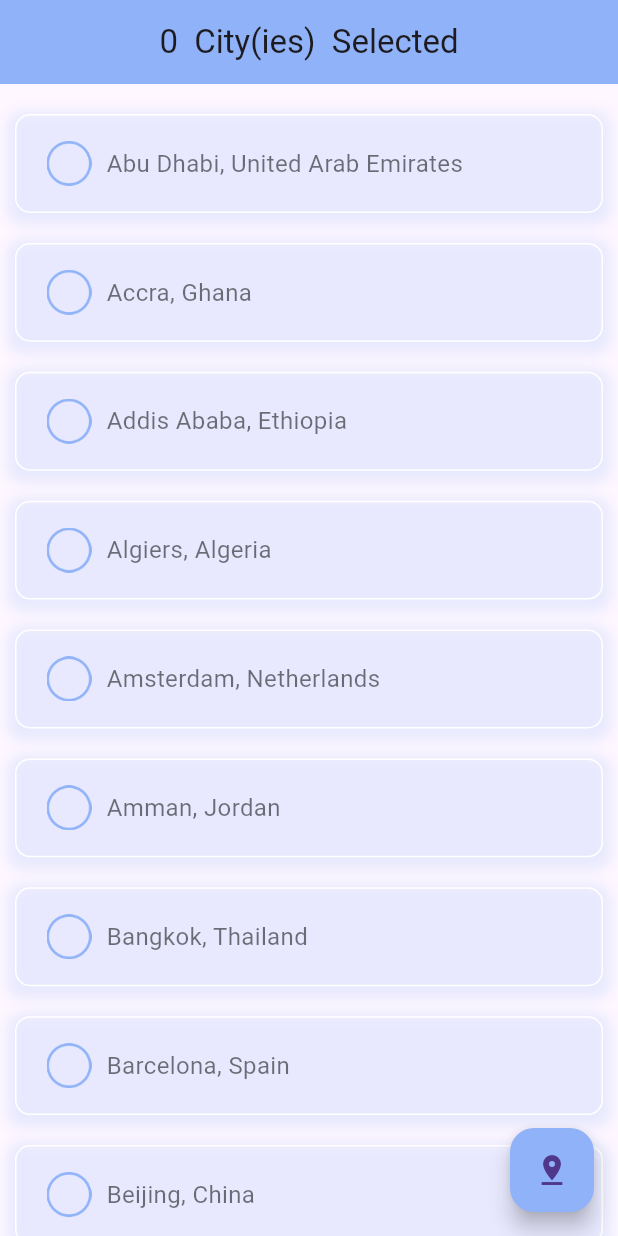
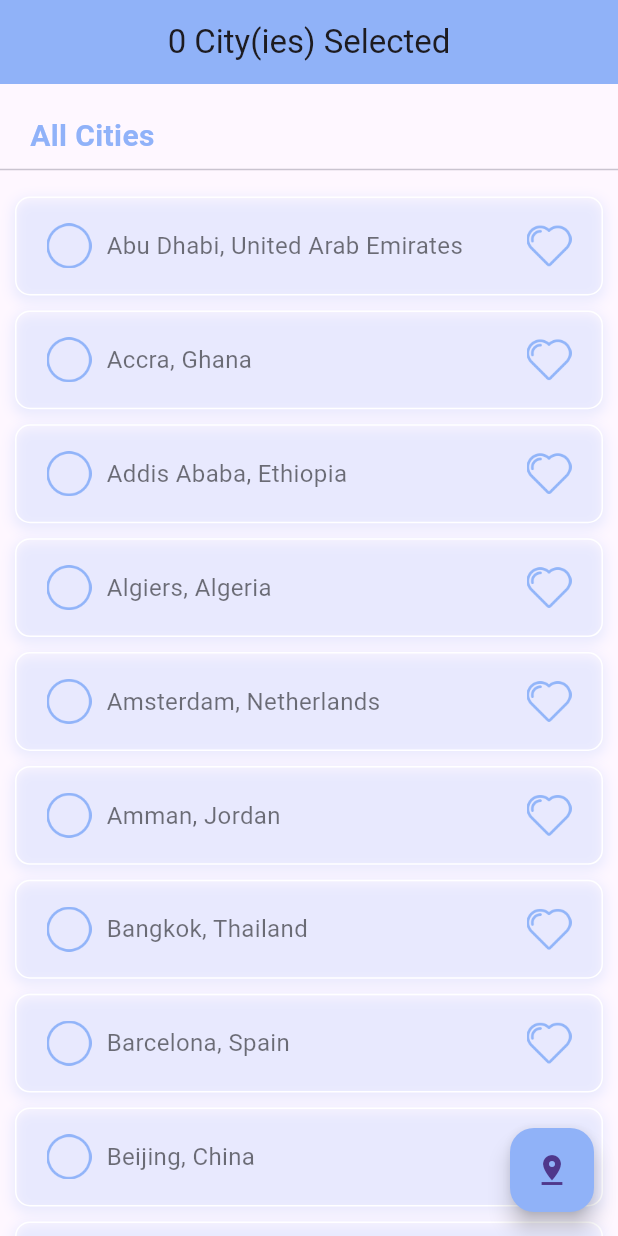
Before and after one commit to OueslatiOualaEddine/WeatherApp-Projet-Dev.Mobile, a Flutter app: the screen it shows after launch, after a tap on "Get started", on a phone screen of 412 x 824 dp. Run offline on Flutter 3.47's test engine with Material 3 defaults, Android fonts, the phone set to English and light mode, and no system bars; network calls fail.

Commit message:
WeatheApp Updated

```diff
--- a/lib/models/city.dart
+++ b/lib/models/city.dart
@@ -3,8 +3,9 @@ class City{
   final String city;
   final String country;
   final bool isDefault;
+  bool isFavorite;
 
-  City({required this.isSelected, required this.city, required this.country, required this.isDefault});
+  City({required this.isSelected, required this.city, required this.country, required this.isDefault, required this .isFavorite});
 
   // List of Cities data
   static List<City> citiesList = [
@@ -12,207 +13,248 @@ class City{
         isSelected: false,
         city: 'Abu Dhabi',
         country: 'United Arab Emirates',
-        isDefault: false),
+        isDefault: false,
+        isFavorite: false),
     City(
         isSelected: false,
         city: 'Accra',
         country: 'Ghana',
-        isDefault: false),
+        isDefault: false,
+        isFavorite: false),
     City(
         isSelected: false,
         city: 'Addis Ababa',
         country: 'Ethiopia',
-        isDefault: false),
+        isDefault: false,
+        isFavorite: false),
     City(
         isSelected: false,
         city: 'Algiers',
         country: 'Algeria',
-        isDefault: false),
+        isDefault: false,
+        isFavorite: false),
     City(
         isSelected: false,
         city: 'Amsterdam',
         country: 'Netherlands',
-        isDefault: false),
+        isDefault: false,
+        isFavorite: false),
     City(
         isSelected: false,
         city: 'Amman',
         country: 'Jordan',
-        isDefault: false),
+        isDefault: false,
+        isFavorite: false),
     City(
         isSelected: false,
         city: 'Bangkok',
         country: 'Thailand',
-        isDefault: false),
+        isDefault: false,
+        isFavorite: false),
     City(
         isSelected: false,
         city: 'Barcelona',
         country: 'Spain',
-        isDefault: false),
+        isDefault: false,
+        isFavorite: false),
     City(
         isSelected: false,
         city: 'Beijing',
         country: 'China',
-        isDefault: false),
+        isDefault: false,
+        isFavorite: false),
     City(
         isSelected: false,
         city: 'Berlin',
         country: 'Germany',
-        isDefault: false),
+        isDefault: false,
+        isFavorite: false),
     City(
         isSelected: false,
         city: 'Brussels',
         country: 'Belgium',
-        isDefault: false),
+        isDefault: false,
+        isFavorite: false),
     City(
         isSelected: false,
         city: 'Buenos Aires',
         country: 'Argentina',
-        isDefault: false),
+        isDefault: false,
+        isFavorite: false),
     City(
         isSelected: false,
         city: 'Cairo',
         country: 'Egypt',
-        isDefault: false),
+        isDefault: false,
+        isFavorite: false),
     City(
         isSelected: false,
         city: 'Casablanca',
         country: 'Morocco',
-        isDefault: false),
+        isDefault: false,
+        isFavorite: false),
     City(
         isSelected: false,
         city: 'Delhi',
         country: 'India',
-        isDefault: false),
+        isDefault: false,
+        isFavorite: false),
     City(
         isSelected: false,
         city: 'Doha',
         country: 'Qatar',
-        isDefault: false),
+        isDefault: false,
+        isFavorite: false),
     City(
         isSelected: false,
         city: 'Dubai',
         country: 'United Arab Emirates',
-        isDefault: false),
+        isDefault: false,
+        isFavorite: false),
     City(
         isSelected: false,
         city: 'Istanbul',
         country: 'Turkey',
-        isDefault: false),
+        isDefault: false,
+        isFavorite: false),
     City(
         isSelected: false,
         city: 'Jeddah',
         country: 'Saudi Arabia',
-        isDefault: false),
+        isDefault: false,
+        isFavorite: false),
     City(
         isSelected: false,
         city: 'Khartoum',
         country: 'Sudan',
-        isDefault: false),
+        isDefault: false,
+        isFavorite: false),
     City(
         isSelected: false,
         city: 'Kuwait City',
         country: 'Kuwait',
-        isDefault: false),
+        isDefault: false,
+        isFavorite: false),
     City(
         isSelected: false,
         city: 'Lagos',
         country: 'Nigeria',
-        isDefault: false),
+        isDefault: false,
+        isFavorite: false),
     City(
         isSelected: false,
         city: 'London',
         country: 'United Kingdom',
-        isDefault: false),
+        isDefault: false,
+        isFavorite: false),
     City(
         isSelected: false,
         city: 'Manama',
         country: 'Bahrain',
-        isDefault: false),
+        isDefault: false,
+        isFavorite: false),
     City(
         isSelected: false,
         city: 'Miami',
         country: 'United States',
-        isDefault: false),
+        isDefault: false,
+        isFavorite: false),
     City(
         isSelected: false,
         city: 'Moscow',
         country: 'Russia',
-        isDefault: false),
+        isDefault: false,
+        isFavorite: false),
     City(
         isSelected: false,
         city: 'Mumbai',
         country: 'India',
-        isDefault: false),
+        isDefault: false,
+        isFavorite: false),
     City(
         isSelected: false,
         city: 'Muscat',
         country: 'Oman',
-        isDefault: false),
+        isDefault: false,
+        isFavorite: false),
     City(
         isSelected: false,
         city: 'Nairobi',
         country: 'Kenya',
-        isDefault: false),
+        isDefault: false,
+        isFavorite: false),
     City(
         isSelected: false,
         city: 'New York',
         country: 'United States',
-        isDefault: false),
+        isDefault: false,
+        isFavorite: false),
     City(
         isSelected: false,
         city: 'Paris',
         country: 'France',
-        isDefault: false),
+        isDefault: false,
+        isFavorite: false),
     City(
         isSelected: false,
         city: 'Rabat',
         country: 'Morocco',
-        isDefault: false),
+        isDefault: false,
+        isFavorite: false),
     City(
         isSelected: false,
         city: 'Riyadh',
         country: 'Saudi Arabia',
-        isDefault: false),
+        isDefault: false,
+        isFavorite: false),
     City(
         isSelected: false,
         city: 'Rome',
         country: 'Italy',
-        isDefault: false),
+        isDefault: false,
+        isFavorite: false),
     City(
         isSelected: false,
         city: 'São Paulo',
         country: 'Brazil',
-        isDefault: false),
+        isDefault: false,
+        isFavorite: false),
     City(
         isSelected: false,
         city: 'Seoul',
         country: 'South Korea',
-        isDefault: false),
+        isDefault: false,
+        isFavorite: false),
     City(
         isSelected: false,
         city: 'Shanghai',
         country: 'China',
-        isDefault: false),
+        isDefault: false,
+        isFavorite: false),
     City(
         isSelected: false,
         city: 'Sydney',
         country: 'Australia',
-        isDefault: false),
+        isDefault: false,
+        isFavorite: false),
     City(
         isSelected: false,
         city: 'Tunis',
         country: 'Tunisia',
-        isDefault: true),
+        isDefault: true,
+        isFavorite: false),
     City(
         isSelected: false,
         city: 'Tokyo',
         country: 'Japan',
-        isDefault: false),
+        isDefault: false,
+        isFavorite: false),
     City(
         isSelected: false,
         city: 'Toronto',
         country: 'Canada',
-        isDefault: false),
+        isDefault: false,
+        isFavorite: false),
   ];
 
 
@@ -223,4 +265,13 @@ class City{
         .where((city) => city.isSelected == true)
         .toList();
   }
+
+  //Get the selected cities
+  static List<City> getFavoriteCities(){
+    List<City> favoriteCities = City.citiesList;
+    return favoriteCities
+        .where((city) => city.isFavorite == true)
+        .toList();
+  }
+
 }
--- a/lib/ui/detail_page.dart
+++ b/lib/ui/detail_page.dart
@@ -294,10 +294,10 @@ class _DetailPageState extends State<DetailPage> {
                               borderRadius: const BorderRadius.all(Radius.circular(10)),
                               boxShadow: [
                                 BoxShadow(
-                                  color: myConstants.secondaryColor.withOpacity(.1),
-                                  spreadRadius: 5,
-                                  blurRadius: 20,
-                                  offset: const Offset(0, 3),
+                                  color: myConstants.secondaryColor,
+                                  spreadRadius: 1,
+                                  blurRadius: 10,
+                                  offset: const Offset(4, 4),
                                 ),
                               ],
                             ),
--- a/lib/ui/welcome.dart
+++ b/lib/ui/welcome.dart
@@ -13,8 +13,9 @@ class Welcome extends StatefulWidget {
 class _WelcomeState extends State<Welcome> {
   @override
   Widget build(BuildContext context) {
-    List<City> cities = City.citiesList.where((city) => city.isDefault == false).toList();
-    List<City> selectedCities = City.getSelectedCities();
+    List<City> allCities = City.citiesList.where((city) => city.isDefault == false).toList();
+    List<City> favoriteCities = City.getFavoriteCities();
+    List<City> nonFavoriteCities = allCities.where((city) => !city.isFavorite).toList();
 
     Constants myConstants = Constants();
     Size size = MediaQuery.of(context).size;
@@ -24,57 +25,119 @@ class _WelcomeState extends State<Welcome> {
         centerTitle: true,
         automaticallyImplyLeading: false,
         backgroundColor: myConstants.secondaryColor,
-        title: Text(selectedCities.length.toString() + '  City(ies)  Selected'),
+        title: Text('${favoriteCities.length} City(ies) Selected'),
       ),
-      body: ListView.builder(
+      body: ListView(
         physics: const BouncingScrollPhysics(),
-        itemCount: cities.length,
-        itemBuilder: (BuildContext context, int index){
+        children: [
+          if (favoriteCities.isNotEmpty)
+            Column(
+              crossAxisAlignment: CrossAxisAlignment.start,
+              children: [
+                Padding(
+                  padding: const EdgeInsets.only( top: 20, left: 20 ),
+                  child: Text(
+                    'Favorite Cities',
+                    style: TextStyle(
+                      fontWeight: FontWeight.bold,
+                      fontSize: 20,
+                      color: myConstants.primaryColor,
+                    ),
+                  ),
+                ),
+                Divider(),
+                ...favoriteCities.map((city) => _buildCityRow(city, size, myConstants)).toList(),
+              ],
+            ),
+          Padding(
+            padding: const EdgeInsets.only( top: 20, left: 20 ),
+            child: Text(
+              'All Cities',
+              style: TextStyle(
+                fontWeight: FontWeight.bold,
+                fontSize: 20,
+                color: myConstants.primaryColor,
+              ),
+            ),
+          ),
+          Divider(),
+          ...nonFavoriteCities.map((city) => _buildCityRow(city, size, myConstants)).toList(),
+        ],
+      ),
+      floatingActionButton: FloatingActionButton(
+        backgroundColor: myConstants.secondaryColor,
+        child: const Icon(Icons.pin_drop),
+        onPressed: () {
+          Navigator.pushReplacement(
+            context,
+            MaterialPageRoute(builder: (context) => const Home()),
+          );
+        },
+      ),
+    );
+  }
+
+  Widget _buildCityRow(City city, Size size, Constants myConstants) {
     return Container(
-            margin: const EdgeInsets.only(left: 10, top: 20, right: 10),
+      margin: const EdgeInsets.only(left: 10, top: 10, right: 10),
       padding: const EdgeInsets.symmetric(horizontal: 20),
       height: size.height * .08,
       width: size.width,
       decoration: BoxDecoration(
-              border: cities[index].isSelected == true ? Border.all(
+        border: city.isSelected == true
+            ? Border.all(
           color: myConstants.secondaryColor.withOpacity(.6),
           width: 2,
-              ) : Border.all(color: Colors.white),
+        )
+            : Border.all(color: Colors.white),
         borderRadius: const BorderRadius.all(Radius.circular(10)),
         boxShadow: [
           BoxShadow(
             color: myConstants.primaryColor.withOpacity(.2),
-                  spreadRadius: 5,
+            spreadRadius: 1,
             blurRadius: 7,
             offset: const Offset(0, 3),
-                )
-              ]
+          ),
+        ],
       ),
       child: Row(
+        mainAxisAlignment: MainAxisAlignment.spaceBetween,
+        children: [
+          Row(
             children: [
               GestureDetector(
-                  onTap: (){
+                onTap: () {
                   setState(() {
-                      cities[index].isSelected =! cities[index].isSelected;
+                    city.isSelected = !city.isSelected;
                   });
                 },
-                    child: Image.asset(cities[index].isSelected == true ? 'assets/checked.png' : 'assets/unchecked.png', width: 30,)),
-                const SizedBox( width: 10,),
-                Text(cities[index].city+", "+cities[index].country, style: TextStyle(
+                child: Image.asset(
+                  city.isSelected ? 'assets/checked.png' : 'assets/unchecked.png',
+                  width: 30,
+                ),
+              ),
+              const SizedBox(width: 10),
+              Text(
+                '${city.city}, ${city.country}',
+                style: TextStyle(
                   fontSize: 16,
-                  color: cities[index].isSelected == true ? myConstants.primaryColor : Colors.black54,
-                ),)
+                  color: city.isSelected ? myConstants.primaryColor : Colors.black54,
+                ),
+              ),
             ],
           ),
-          );
+          GestureDetector(
+            onTap: () {
+              setState(() {
+                city.isFavorite = !city.isFavorite;
+              });
             },
+            child: Image.asset(
+              city.isFavorite ? 'assets/favorite.png' : 'assets/normal.png',
+              width: 30,
             ),
-      floatingActionButton: FloatingActionButton(
-        backgroundColor: myConstants.secondaryColor,
-        child: const Icon(Icons.pin_drop),
-        onPressed: (){
-          Navigator.pushReplacement(context, MaterialPageRoute(builder: (context) => const Home()));
-        },
+          ),
+        ],
       ),
     );
   }
```
Also changed, not shown: assets/clear.png (added), assets/favorite.png (added), assets/hail.png (added), assets/heavycloud.png (renamed from assets/Overcast.png), assets/heavyrain.png (renamed from assets/havyrain.png), assets/light rain shower.png (deleted), assets/normal.png (added), assets/patchy rain nearby.png (renamed from assets/light rain.png), assets/profile.png (deleted), assets/snow.png, assets/sunny.png. Lines whose indentation alone changed are shown as unchanged.
